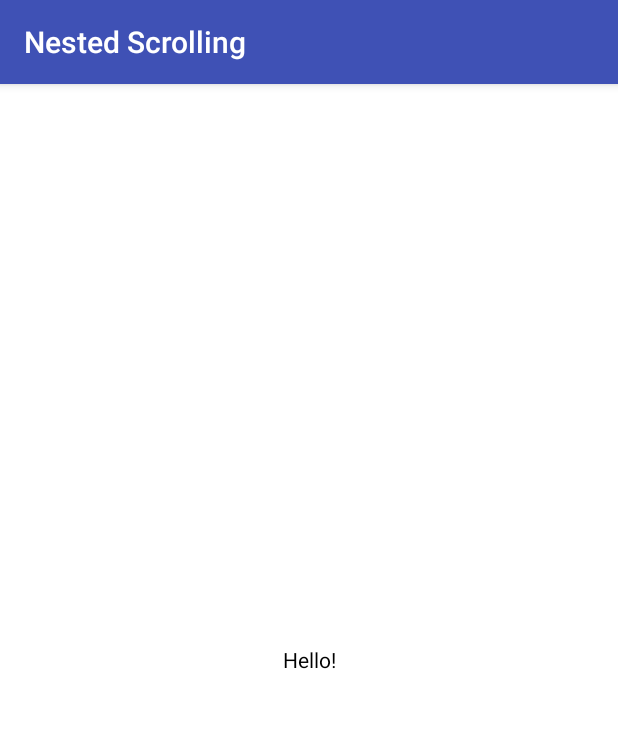
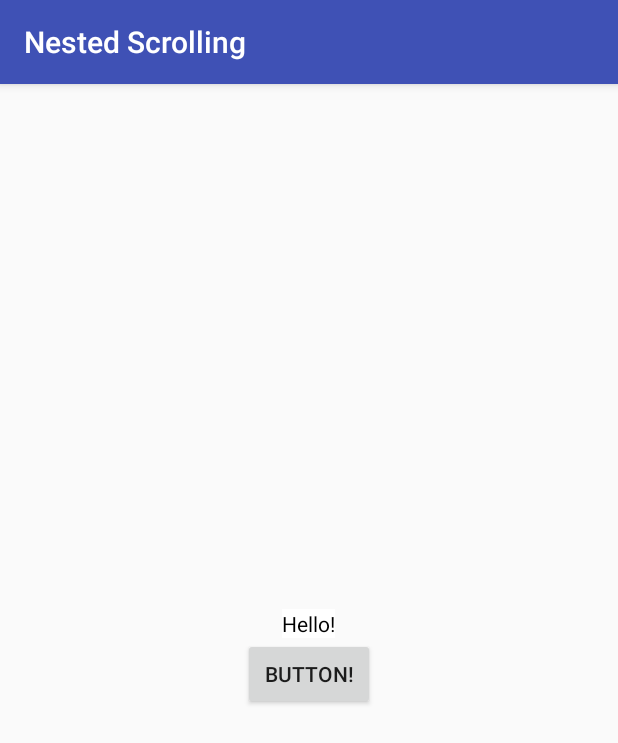
Before and after one commit to italankin/sliding-layout, an Android app: the screen it shows after launch (MainActivity), on a phone screen of 412 x 824 dp. Shown: the top 743 px of the screen. Run offline under Robolectric (Android 15) with nearby library versions, the phone set to English and light mode, and no system bars.

Commit message:
Fix bugs, non-scrollable views will also support drag functionality. Added attributes.

```diff
--- a/app/src/main/java/com/italankin/nestedscrolling/OverlayLayout.java
+++ b/app/src/main/java/com/italankin/nestedscrolling/OverlayLayout.java
@@ -8,6 +8,7 @@ import android.content.res.TypedArray;
 import android.os.Parcel;
 import android.os.Parcelable;
 import android.util.AttributeSet;
+import android.util.TypedValue;
 import android.view.GestureDetector;
 import android.view.MotionEvent;
 import android.view.View;
@@ -28,13 +29,19 @@ public class OverlayLayout extends NestedScrollingRelativeLayout implements Gest
 
     private int mOffset = 0;
     private int mMaxOffset;
-    private float mParallaxFactor = 0.4f;
-    private float mStickyMargin = 0.33f;
+    private float mParallaxFactor = 0;
+    private float mStickyMargin = 0.25f;
+    /**
+     * Measured as px/ms
+     */
+    private float mFlingVelocity;
 
     private int mState = STATE_GONE;
+
     private boolean mDragging = false;
     private float mDraggingDy;
     private long mDraggingStart;
+    private boolean mNestedScrollInProgress = false;
 
     private ValueAnimator mAnimContent;
     private ValueAnimator mAnimOverlay;
@@ -56,12 +63,28 @@ public class OverlayLayout extends NestedScrollingRelativeLayout implements Gest
 
         TypedArray a = context.obtainStyledAttributes(attrs, R.styleable.OverlayLayout);
 
+        float parallaxFactor = -1;
+        float stickyMargin = -1;
+
         try {
             mState = a.getInt(R.styleable.OverlayLayout_ol_initialOverlayState, STATE_GONE);
+            stickyMargin = a.getFloat(R.styleable.OverlayLayout_ol_stickyMargin, mStickyMargin);
+            parallaxFactor = a.getFloat(R.styleable.OverlayLayout_ol_parallaxFactor, 0);
+            mOffset = a.getDimensionPixelSize(R.styleable.OverlayLayout_ol_offset, 0);
         } finally {
             a.recycle();
         }
 
+        if (parallaxFactor != -1) {
+            setParallaxFactor(parallaxFactor);
+        }
+
+        if (stickyMargin != -1) {
+            setStickyMargin(stickyMargin);
+        }
+
+        mFlingVelocity = TypedValue.applyDimension(TypedValue.COMPLEX_UNIT_DIP, 2f,
+                context.getResources().getDisplayMetrics());
         mDetector = new GestureDetector(context, this);
     }
 
@@ -118,13 +141,13 @@ public class OverlayLayout extends NestedScrollingRelativeLayout implements Gest
     public void setStickyMargin(float margin) {
         if (margin < 0.1 || margin > 0.9) {
             throw new IllegalArgumentException(
-                    "margin must be a percentage value in range [0.1, 0.9]");
+                    "margin must be a value in range [0.1, 0.9]");
         }
         mStickyMargin = margin;
     }
 
     /**
-     * Set animation interpolator when returning view's to their appropriate state.
+     * Set animation interpolator when returning views to their appropriate state.
      *
      * @param interpolator {@link Interpolator} object
      */
@@ -199,6 +222,12 @@ public class OverlayLayout extends NestedScrollingRelativeLayout implements Gest
     ///////////////////////////////////////////////////////////////////////////
 
     @Override
+    public void onNestedScrollAccepted(View child, View target, int nestedScrollAxes) {
+        mNestedScrollInProgress = true;
+        super.onNestedScrollAccepted(child, target, nestedScrollAxes);
+    }
+
+    @Override
     public void onNestedPreScroll(View target, int dx, int dy, int[] consumed) {
         if (!hasTargets()) {
             ensureTargets();
@@ -216,7 +245,9 @@ public class OverlayLayout extends NestedScrollingRelativeLayout implements Gest
         if (!hasTargets()) {
             ensureTargets();
         }
-        if (Math.abs(dyUnconsumed) > 0 && !mDragging && hasTargets()) {
+        // if we have unconsumed values and scroll is happening downwards
+        // start dragging
+        if (dyUnconsumed < 0 && !mDragging && hasTargets()) {
             startDrag();
         }
         if (mDragging) {
@@ -229,8 +260,10 @@ public class OverlayLayout extends NestedScrollingRelativeLayout implements Gest
     @Override
     public void onStopNestedScroll(View target) {
         super.onStopNestedScroll(target);
+        mNestedScrollInProgress = false;
         long now = System.currentTimeMillis();
-        if (Math.abs(mDraggingDy / (now - mDraggingStart)) > 2 && mDraggingDy < 0) {
+        if (Math.abs(mDraggingDy / (now - mDraggingStart)) > mFlingVelocity && mDraggingDy < 0) {
+            // fling happened
             hideOverlay();
             return;
         }
@@ -240,7 +273,23 @@ public class OverlayLayout extends NestedScrollingRelativeLayout implements Gest
     }
 
     @Override
+    public boolean onInterceptTouchEvent(MotionEvent event) {
+        if (mNestedScrollInProgress) {
+            return false;
+        }
+        mDetector.onTouchEvent(event);
+        if (mDragging && event.getAction() == MotionEvent.ACTION_UP) {
+            releaseDrag();
+            return true;
+        }
+        return super.onInterceptTouchEvent(event);
+    }
+
+    @Override
     public boolean onTouchEvent(MotionEvent event) {
+        if (mNestedScrollInProgress) {
+            return false;
+        }
         mDetector.onTouchEvent(event);
         if (mDragging && event.getAction() == MotionEvent.ACTION_UP) {
             releaseDrag();
@@ -278,8 +327,14 @@ public class OverlayLayout extends NestedScrollingRelativeLayout implements Gest
         }
     }
 
+    /**
+     * Find targets and setup initial values.
+     */
     private void ensureTargets() {
-        if (getChildCount() > 1) {
+        if (getChildCount() > 2) {
+            throw new IllegalArgumentException("OverlayLayout can host only two child views");
+        } else if (getChildCount() > 1) {
+            // basically assuming the first added view is content and the second is overlay
             mContent = getChildAt(0);
             mOverlay = getChildAt(1);
             if (mAnimOverlay == null) {
@@ -348,6 +403,7 @@ public class OverlayLayout extends NestedScrollingRelativeLayout implements Gest
         float ty = mOverlay.getTranslationY() - dy;
         mDraggingDy += dy;
         if (ty < 0) {
+            // overlay is fully visible and attempts to move further up
             mOverlay.setTranslationY(0);
             if (mParallaxFactor > 0) {
                 mContent.setTranslationY(-mMaxOffset * mParallaxFactor);
@@ -356,12 +412,15 @@ public class OverlayLayout extends NestedScrollingRelativeLayout implements Gest
             return;
         }
         if (Math.abs(ty) < mMaxOffset) {
+            // drag is happening
             mOverlay.setTranslationY(ty);
+            // if we are using ability to offset content view, set translation of content
             if (mParallaxFactor > 0) {
                 mContent.setTranslationY(mContent.getTranslationY() - dy * mParallaxFactor);
             }
             dispatchDragProgress(Math.abs(ty) / mMaxOffset);
         } else {
+            // overlay is fully invisible and attempts to move further down
             mOverlay.setTranslationY(mMaxOffset);
             if (mParallaxFactor > 0) {
                 mContent.setTranslationY(0);
@@ -396,19 +455,20 @@ public class OverlayLayout extends NestedScrollingRelativeLayout implements Gest
         if (mAnimOverlay.isRunning()) {
             return;
         }
+        mState = STATE_GONE;
         if (mParallaxFactor > 0) {
             mAnimContent.setFloatValues(mContent.getTranslationY(), 0);
             mAnimContent.start();
         }
         mAnimOverlay.setFloatValues(mOverlay.getTranslationY(), mMaxOffset);
         mAnimOverlay.start();
-        mState = STATE_GONE;
     }
 
     private void showOverlayInternal() {
         if (mAnimOverlay.isRunning()) {
             return;
         }
+        mState = STATE_VISIBLE;
         if (mParallaxFactor > 0) {
             mAnimContent.setFloatValues(mContent.getTranslationY(),
                     -mMaxOffset * mParallaxFactor);
@@ -416,7 +476,6 @@ public class OverlayLayout extends NestedScrollingRelativeLayout implements Gest
         }
         mAnimOverlay.setFloatValues(mOverlay.getTranslationY(), 0);
         mAnimOverlay.start();
-        mState = STATE_VISIBLE;
     }
 
     private void updateViewsState() {
--- a/app/src/main/res/layout/activity_main.xml
+++ b/app/src/main/res/layout/activity_main.xml
@@ -1,24 +1,56 @@
 <?xml version="1.0" encoding="utf-8"?>
-<com.italankin.nestedscrolling.OverlayLayout
-    xmlns:android="http://schemas.android.com/apk/res/android"
+<com.italankin.nestedscrolling.OverlayLayout xmlns:android="http://schemas.android.com/apk/res/android"
+    xmlns:app="http://schemas.android.com/apk/res-auto"
     xmlns:tools="http://schemas.android.com/tools"
     android:id="@+id/layout"
     android:layout_width="match_parent"
     android:layout_height="match_parent"
+    app:ol_initialOverlayState="gone"
     tools:context="com.italankin.nestedscrolling.MainActivity">
 
-    <TextView
+    <LinearLayout
         android:layout_width="match_parent"
         android:layout_height="match_parent"
-        android:background="#fff"
         android:gravity="center"
-        android:text="Hello!"
-        android:textColor="#000" />
+        android:orientation="vertical">
 
-    <android.support.v7.widget.RecyclerView
-        android:id="@+id/list"
+        <TextView
+            android:layout_width="wrap_content"
+            android:layout_height="wrap_content"
+            android:background="#fff"
+            android:gravity="center"
+            android:text="Hello!"
+            android:textColor="#000" />
+
+        <Button
+            android:layout_width="wrap_content"
+            android:layout_height="wrap_content"
+            android:text="Button!" />
+
+    </LinearLayout>
+
+    <com.italankin.nestedscrolling.NestedScrollingRelativeLayout
         android:layout_width="match_parent"
         android:layout_height="match_parent"
-        tools:listitem="@layout/item" />
+        android:background="#fff">
+
+        <TextView
+            android:id="@+id/child"
+            android:layout_width="match_parent"
+            android:layout_height="56dp"
+            android:background="@color/colorAccent"
+            android:gravity="center"
+            android:text="Static view"
+            android:textColor="#fff"
+            android:textSize="18sp" />
+
+        <android.support.v7.widget.RecyclerView
+            android:id="@+id/list"
+            android:layout_width="match_parent"
+            android:layout_height="match_parent"
+            android:layout_below="@id/child"
+            tools:listitem="@android:layout/simple_list_item_1" />
+
+    </com.italankin.nestedscrolling.NestedScrollingRelativeLayout>
 
 </com.italankin.nestedscrolling.OverlayLayout>
--- a/app/src/main/res/values/attr.xml
+++ b/app/src/main/res/values/attr.xml
@@ -5,5 +5,8 @@
             <enum name="gone" value="0" />
             <enum name="visible" value="1" />
         </attr>
+        <attr name="ol_stickyMargin" format="float" />
+        <attr name="ol_offset" format="dimension|reference" />
+        <attr name="ol_parallaxFactor" format="float" />
     </declare-styleable>
 </resources>
```
Also changed, not shown: 2 other files.
